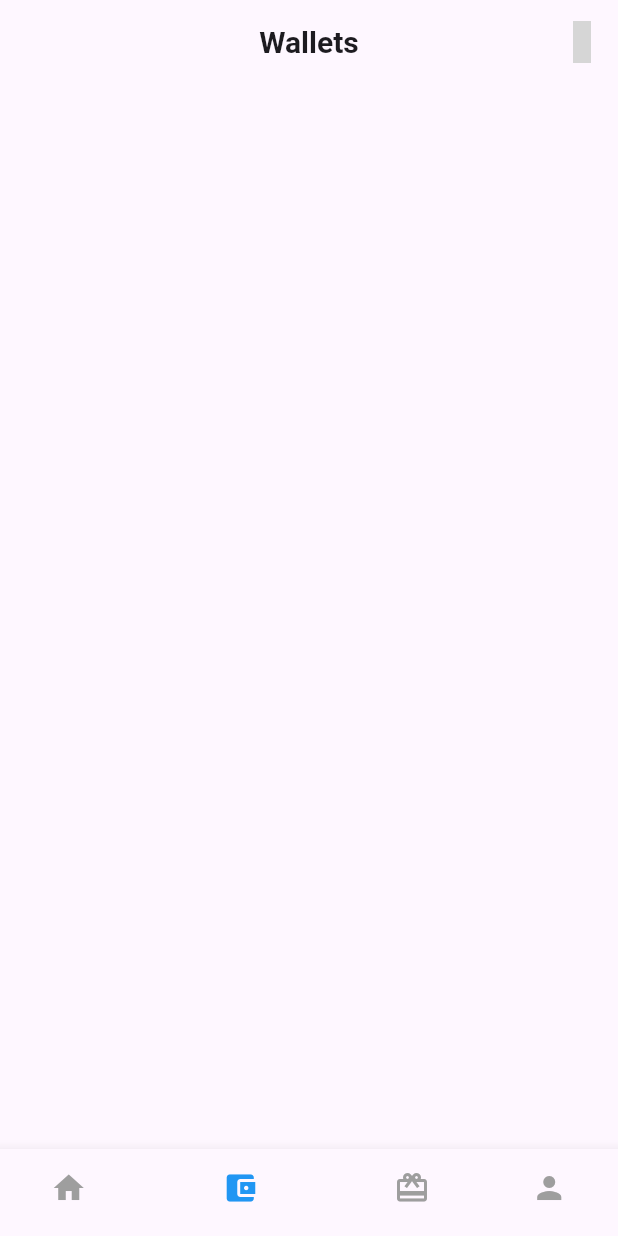
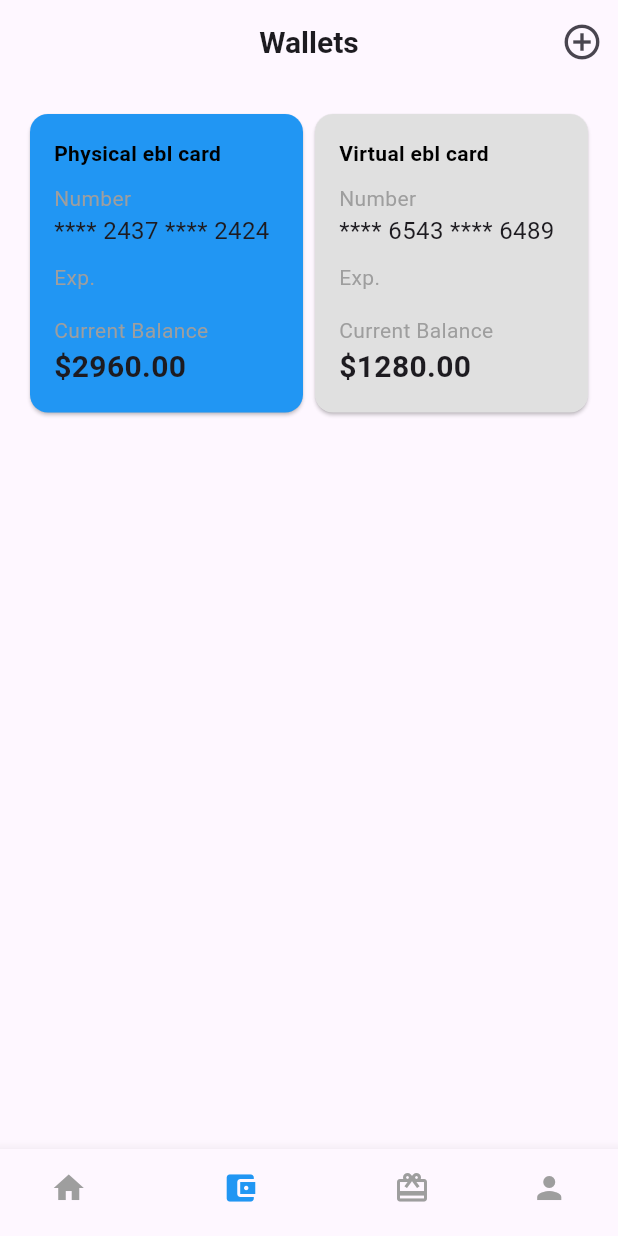
Before and after one commit to ulrich2000-git/FlutterDay2, a Flutter app: the screen it shows after launch, item 2 of the bottom bar chosen, on a phone screen of 412 x 824 dp. Run offline on Flutter 3.47's test engine with Material 3 defaults, Android fonts, the light colour scheme and no system bars; our stand-ins replace fl_chart; grey boxes are pictures that could not be loaded.

Commit message:
[ADD]: Ajout de sectionspour la page wallet

```diff
--- a/dclicpay/lib/walletscreen.dart
+++ b/dclicpay/lib/walletscreen.dart
@@ -40,17 +40,64 @@
   Widget build(BuildContext context) {
     return Scaffold(
       appBar: AppBar(
-        title: Text("Wallets", style: TextStyle(fontSize: 20, fontWeight: FontWeight.bold)),
+        title: Text("Wallets",
+            style: TextStyle(fontSize: 20, fontWeight: FontWeight.bold)),
         centerTitle: true,
         actions: [
-          IconButton(icon: Icon(Icon.add_circle_outline, size: 28,),
-            onPressed: () {
-            },
+          IconButton(
+            icon: Icon(
+              Icons.add_circle_outline,
+              size: 28,
+            ),
+            onPressed: () {},
           ),
         ],
         elevation: 0,
       ),
+      body: Padding(
+        padding: const EdgeInsets.all(16.0),
+        child: SingleChildScrollView(
+          child: Column(
+            crossAxisAlignment: CrossAxisAlignment.start,
+            children: [
+              Row(
+                mainAxisAlignment: MainAxisAlignment.spaceBetween,
+                children:
+                  cards.map((card) {
+                    return Expanded(
+                      child: Card(
+                        color: card["color"],
+                        shape: RoundedRectangleBorder(
+                            borderRadius: BorderRadius.circular(12)),
+                        child: Padding(padding: const EdgeInsets.all(16),
+                        child: Column(
+                           crossAxisAlignment: CrossAxisAlignment.start,
+                           children: [
+                            Text(card["type"], style: TextStyle(color: Colors.black, fontWeight: FontWeight.bold)),
+                            SizedBox(height: 10),
 
-    );
+                            Text("Number", style: TextStyle(color: Colors.grey )),
+                            Text(card["number"], style: TextStyle(fontSize: 16)),
+                            SizedBox(height: 10),
+
+                            Text("Exp.", style: TextStyle(color: Colors.grey)),
+                            //Text(card["Exp"], style: TextStyle(fontSize: 16)),
+                            SizedBox(height: 15),
+
+                            Text("Current Balance", style: TextStyle(color: Colors.grey)),
+                            Text("\$${card["balance"].toStringAsFixed(2)}", style: TextStyle(fontSize: 20, fontWeight: FontWeight.bold)),
+                           ],
+                        ),
+                        ),
+                      ),
+                    );
+                  }).toList(),
+          ),
+              ]),
+
+
+          ),
+        ),
+      );
   }
 }
```
Also changed, not shown: 1 other file.
